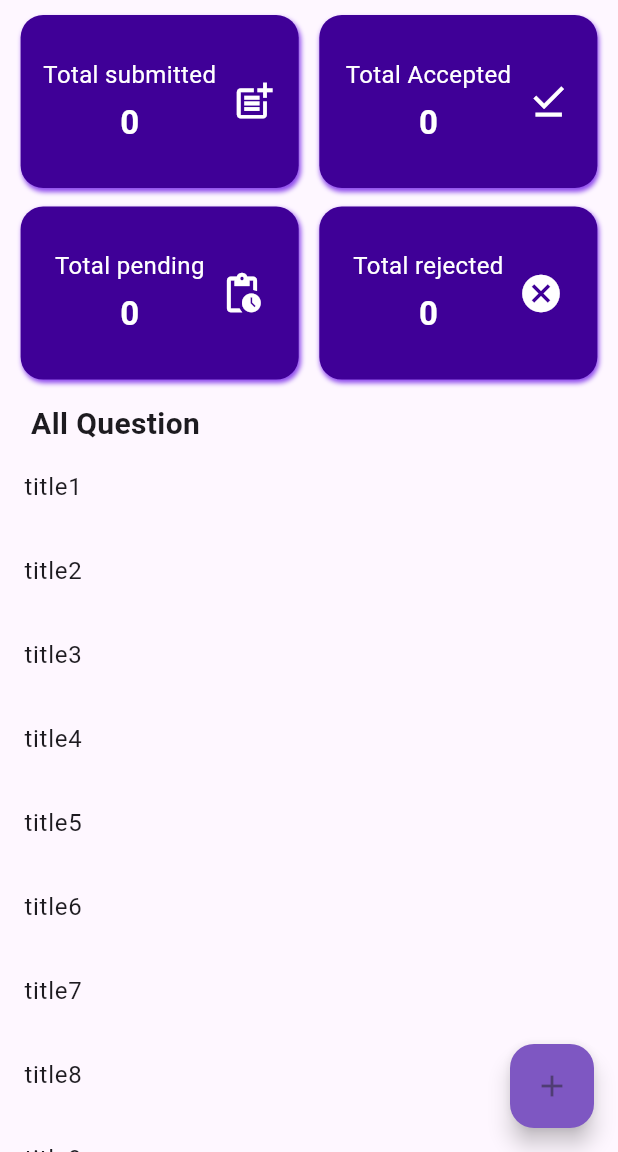
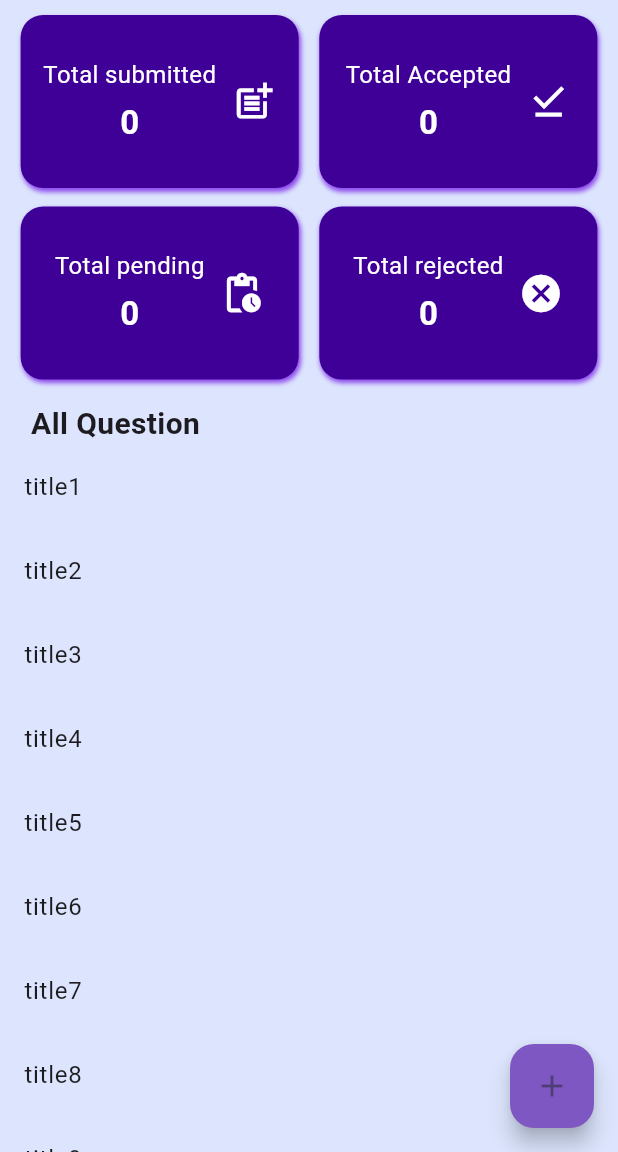
Before and after one commit to SagorSamadder/sAcademy-teacher, a Flutter app: the screen it shows once a user with an empty profile is signed in, on a phone screen of 412 x 824 dp, the part 84-1236 px from its top. Run offline on Flutter 3.47's test engine with Material 3 defaults, Android fonts, the phone set to English and light mode, and no system bars; our stand-ins replace cloud_firestore, firebase_auth, firebase_core, get, velocity_x; accounts and stored records are empty.

Commit message:
fixing bugs

```diff
--- a/lib/app/home_screen/home_screen.dart
+++ b/lib/app/home_screen/home_screen.dart
@@ -14,6 +14,7 @@ class HomeScreen extends StatelessWidget {
   Widget build(BuildContext context) {
     final QuestionController questionController = Get.put(QuestionController());
     return Scaffold(
+      backgroundColor: const Color(0xffdce5fd),
       appBar: AppBar(
         backgroundColor: const Color.fromARGB(255, 204, 217, 253),
         elevation: 1,
```
